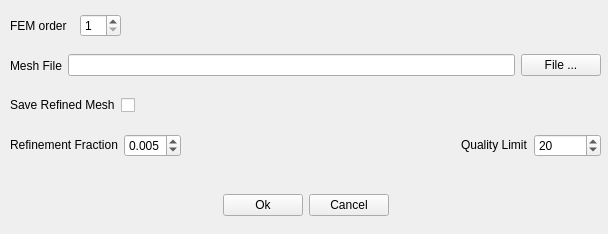
Qt form src/OpenParEMg/MeshOptions.ui (OpenParEM/OpenParEM) before a commit.
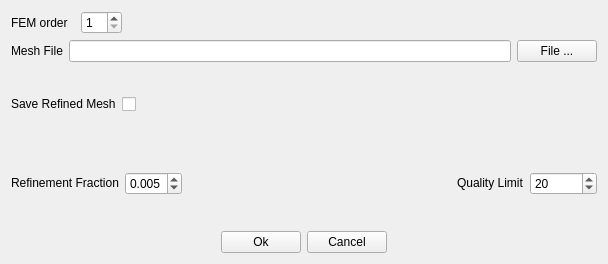
The same form after that commit.

```diff
--- a/src/OpenParEMg/MeshOptions.ui
+++ b/src/OpenParEMg/MeshOptions.ui
@@ -7,11 +7,11 @@
     <x>0</x>
     <y>0</y>
     <width>608</width>
-    <height>234</height>
+    <height>264</height>
    </rect>
   </property>
   <property name="sizePolicy">
-   <sizepolicy hsizetype="Fixed" vsizetype="Fixed">
+   <sizepolicy hsizetype="Expanding" vsizetype="Expanding">
     <horstretch>0</horstretch>
     <verstretch>0</verstretch>
    </sizepolicy>
@@ -19,15 +19,8 @@
   <property name="windowTitle">
    <string>Mesh Options</string>
   </property>
-  <widget class="QWidget" name="horizontalLayoutWidget_3">
-   <property name="geometry">
-    <rect>
-     <x>10</x>
-     <y>10</y>
-     <width>591</width>
-     <height>31</height>
-    </rect>
-   </property>
+  <layout class="QVBoxLayout" name="verticalLayout">
+   <item>
    <layout class="QHBoxLayout" name="horizontalLayout_3">
     <item>
      <widget class="QLabel" name="label">
@@ -66,16 +59,8 @@
      </spacer>
     </item>
    </layout>
-  </widget>
-  <widget class="QWidget" name="horizontalLayoutWidget_4">
-   <property name="geometry">
-    <rect>
-     <x>10</x>
-     <y>50</y>
-     <width>591</width>
-     <height>31</height>
-    </rect>
-   </property>
+   </item>
+   <item>
    <layout class="QHBoxLayout" name="horizontalLayout_4">
     <item>
      <widget class="QLabel" name="label_2">
@@ -108,16 +93,51 @@
      </widget>
     </item>
    </layout>
-  </widget>
-  <widget class="QWidget" name="horizontalLayoutWidget_5">
-   <property name="geometry">
-    <rect>
-     <x>10</x>
-     <y>130</y>
-     <width>591</width>
-     <height>31</height>
-    </rect>
-   </property>
+   </item>
+   <item>
+    <layout class="QHBoxLayout" name="horizontalLayout">
+     <item alignment="Qt::AlignmentFlag::AlignVCenter">
+      <widget class="QLabel" name="label_5">
+       <property name="toolTip">
+        <string>&lt;html&gt;&lt;head/&gt;&lt;body&gt;&lt;p&gt;Saves the refined mesh for later reuse.&lt;/p&gt;&lt;/body&gt;&lt;/html&gt;</string>
+       </property>
+       <property name="text">
+        <string>Save Refined Mesh</string>
+       </property>
+      </widget>
+     </item>
+     <item alignment="Qt::AlignmentFlag::AlignLeft|Qt::AlignmentFlag::AlignVCenter">
+      <widget class="QCheckBox" name="meshSaveRefined">
+       <property name="focusPolicy">
+        <enum>Qt::FocusPolicy::ClickFocus</enum>
+       </property>
+       <property name="toolTip">
+        <string>&lt;html&gt;&lt;head/&gt;&lt;body&gt;&lt;p&gt;&lt;br/&gt;&lt;/p&gt;&lt;/body&gt;&lt;/html&gt;</string>
+       </property>
+       <property name="layoutDirection">
+        <enum>Qt::LayoutDirection::RightToLeft</enum>
+       </property>
+       <property name="text">
+        <string/>
+       </property>
+      </widget>
+     </item>
+     <item>
+      <spacer name="horizontalSpacer_5">
+       <property name="orientation">
+        <enum>Qt::Orientation::Horizontal</enum>
+       </property>
+       <property name="sizeHint" stdset="0">
+        <size>
+         <width>40</width>
+         <height>20</height>
+        </size>
+       </property>
+      </spacer>
+     </item>
+    </layout>
+   </item>
+   <item>
    <layout class="QHBoxLayout" name="horizontalLayout_5">
     <item alignment="Qt::AlignmentFlag::AlignVCenter">
      <widget class="QLabel" name="label_3">
@@ -194,16 +214,24 @@
      </widget>
     </item>
    </layout>
-  </widget>
-  <widget class="QWidget" name="horizontalLayoutWidget_7">
-   <property name="geometry">
-    <rect>
-     <x>10</x>
-     <y>190</y>
-     <width>591</width>
-     <height>31</height>
-    </rect>
-   </property>
+   </item>
+   <item>
+    <spacer name="verticalSpacer">
+     <property name="orientation">
+      <enum>Qt::Orientation::Vertical</enum>
+     </property>
+     <property name="sizeType">
+      <enum>QSizePolicy::Policy::Fixed</enum>
+     </property>
+     <property name="sizeHint" stdset="0">
+      <size>
+       <width>20</width>
+       <height>5</height>
+      </size>
+     </property>
+    </spacer>
+   </item>
+   <item>
    <layout class="QHBoxLayout" name="horizontalLayout_7">
     <item>
      <spacer name="horizontalSpacer">
@@ -258,58 +286,8 @@
      </spacer>
     </item>
    </layout>
-  </widget>
-  <widget class="QWidget" name="horizontalLayoutWidget">
-   <property name="geometry">
-    <rect>
-     <x>10</x>
-     <y>90</y>
-     <width>591</width>
-     <height>31</height>
-    </rect>
-   </property>
-   <layout class="QHBoxLayout" name="horizontalLayout">
-    <item alignment="Qt::AlignmentFlag::AlignVCenter">
-     <widget class="QLabel" name="label_5">
-      <property name="toolTip">
-       <string>&lt;html&gt;&lt;head/&gt;&lt;body&gt;&lt;p&gt;Saves the refined mesh for later reuse.&lt;/p&gt;&lt;/body&gt;&lt;/html&gt;</string>
-      </property>
-      <property name="text">
-       <string>Save Refined Mesh</string>
-      </property>
-     </widget>
-    </item>
-    <item alignment="Qt::AlignmentFlag::AlignLeft|Qt::AlignmentFlag::AlignVCenter">
-     <widget class="QCheckBox" name="meshSaveRefined">
-      <property name="focusPolicy">
-       <enum>Qt::FocusPolicy::ClickFocus</enum>
-      </property>
-      <property name="toolTip">
-       <string>&lt;html&gt;&lt;head/&gt;&lt;body&gt;&lt;p&gt;&lt;br/&gt;&lt;/p&gt;&lt;/body&gt;&lt;/html&gt;</string>
-      </property>
-      <property name="layoutDirection">
-       <enum>Qt::LayoutDirection::RightToLeft</enum>
-      </property>
-      <property name="text">
-       <string/>
-      </property>
-     </widget>
-    </item>
-    <item>
-     <spacer name="horizontalSpacer_5">
-      <property name="orientation">
-       <enum>Qt::Orientation::Horizontal</enum>
-      </property>
-      <property name="sizeHint" stdset="0">
-       <size>
-        <width>40</width>
-        <height>20</height>
-       </size>
-      </property>
-     </spacer>
-    </item>
-   </layout>
-  </widget>
+   </item>
+  </layout>
  </widget>
  <resources/>
  <connections/>
```
Lines whose indentation alone changed are shown as unchanged.
